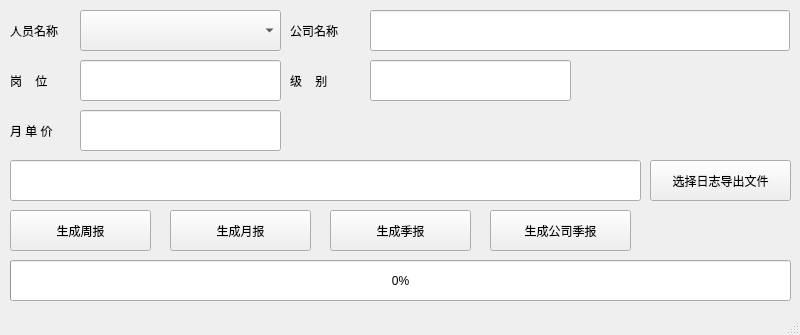
Before: the Qt Designer form mainFace.ui in camelot2013/logbuild, drawn with Qt 5.
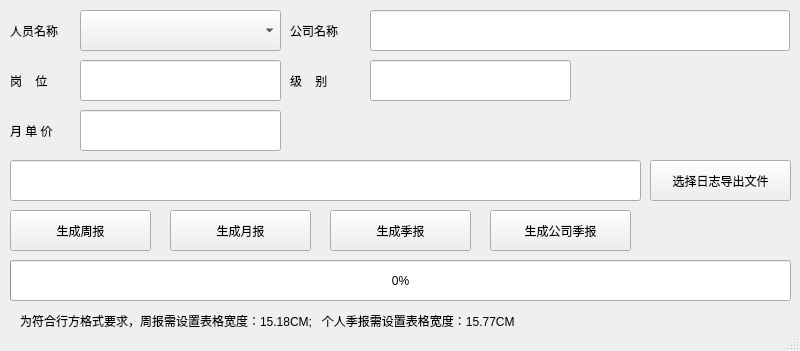
After: the same form once the commit is applied.

Commit message: 1、界面增加提示信息 2、logbuild2:针对Win7系统的pyside2版本

The edit to the form file:
```diff
--- a/mainFace.ui
+++ b/mainFace.ui
@@ -7,7 +7,7 @@
     <x>0</x>
     <y>0</y>
     <width>800</width>
-    <height>335</height>
+    <height>351</height>
    </rect>
   </property>
   <property name="windowTitle">
@@ -232,6 +232,19 @@
      <number>0</number>
     </property>
    </widget>
+   <widget class="QLabel" name="label_6">
+    <property name="geometry">
+     <rect>
+      <x>20</x>
+      <y>310</y>
+      <width>621</width>
+      <height>21</height>
+     </rect>
+    </property>
+    <property name="text">
+     <string>为符合行方格式要求，周报需设置表格宽度：15.18CM;   个人季报需设置表格宽度：15.77CM</string>
+    </property>
+   </widget>
   </widget>
   <widget class="QStatusBar" name="statusbar"/>
  </widget>
```
The commit also changes 4 other files.
